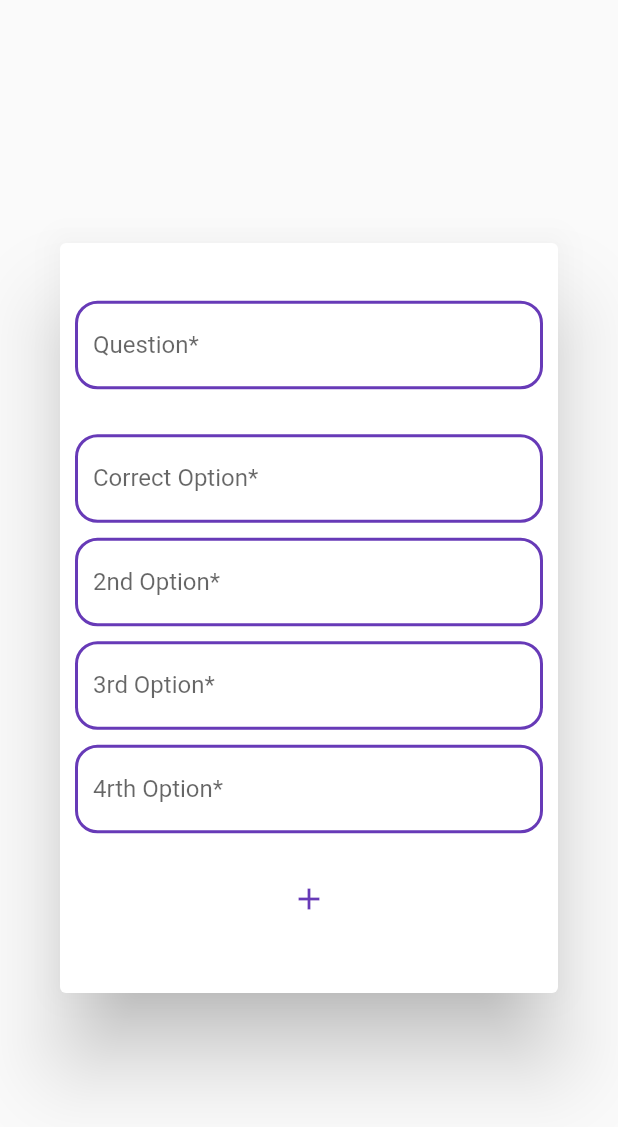
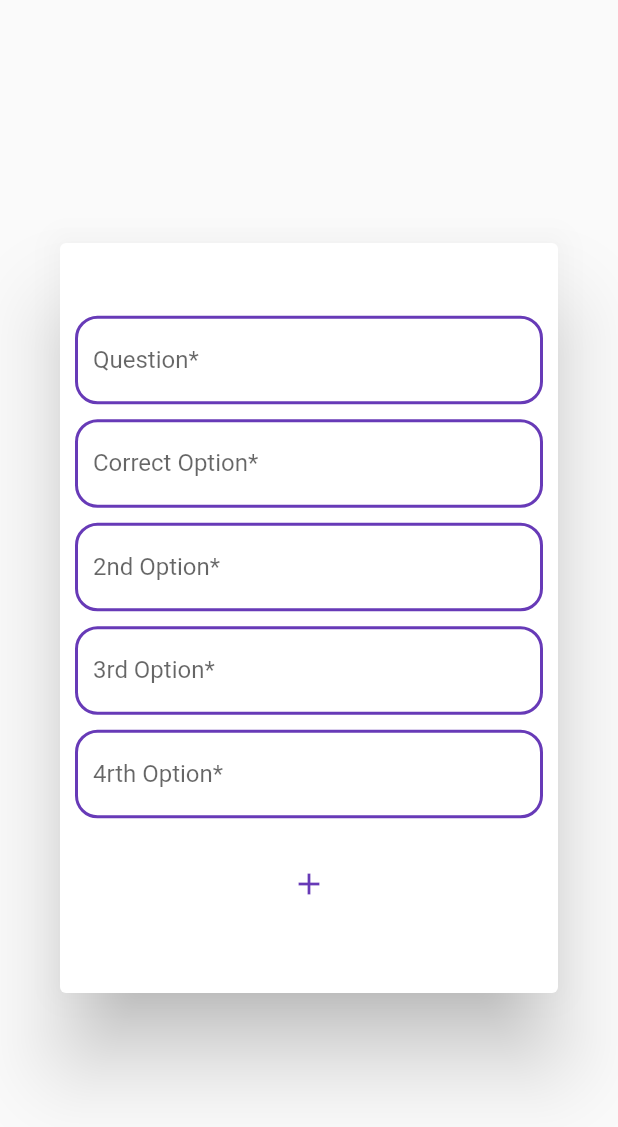
Before and after one commit to mUmarBaloch/QuizApp, a Flutter app: the AddQuizDialog widget shown alone on an empty page, opened directly, on a phone screen of 412 x 824 dp. Shown: the top 1127 px of the screen. Run offline on Flutter 3.47's test engine with Material 2 defaults, Android fonts, the phone set to English and light mode, and no system bars; our stand-ins replace shared_preferences; accounts and stored records are empty.

Commit message:
increased readability in addQuiz/views/admin

```diff
--- a/lib/Features/admin/view/addQuiz_dialog.dart
+++ b/lib/Features/admin/view/addQuiz_dialog.dart
@@ -1,13 +1,7 @@
-import 'dart:ffi';
-
 import 'package:basic_app/Features/admin/controller/logics.dart';
-import 'package:basic_app/Features/admin/controller/state_management.dart';
 import 'package:basic_app/Features/admin/view/widgets.dart';
-import 'package:basic_app/core/data/local_db.dart';
-import 'package:basic_app/core/data/temp_data.dart';
 import 'package:basic_app/core/model/quiz_model.dart';
 import 'package:basic_app/core/model/quiz_option_model.dart';
-import 'package:basic_app/shared/styles.dart';
 import 'package:flutter/material.dart';
 
 class AddQuizDialog extends StatelessWidget {
@@ -25,41 +19,14 @@ class AddQuizDialog extends StatelessWidget {
         height: 500,
         width: double.infinity,
         child: Column(
-          mainAxisAlignment: MainAxisAlignment.center,
-          children: [
-            inputField(_questionController, 'Question*'),
-            SizedBox(
-              height: 30,
-            ),
-            inputField(_correctOptionController, 'Correct Option*'),
-            SizedBox(
-              height: 10,
-            ),
-            inputField(_secondOptionController, '2nd Option*'),
-            SizedBox(
-              height: 10,
-            ),
-            inputField(_thirdOptionController, '3rd Option*'),
-            SizedBox(
-              height: 10,
-            ),
-            inputField(_forthOptionController, '4rth Option*'),
-            SizedBox(
-              height: 20,
-            ),
-            IconButton(
-              onPressed: () {
-                var _quizOption, _quiz;
-                _quizOption = addOptions();
-                _quiz = addQuiz(_quizOption);
-                methods.addQuiz(_quiz);
-                Navigator.pop(context);
-              },
-              icon: Icon(Icons.add),
-              color: Colors.deepPurple,
-            ),
-          ],
-        ),
+            mainAxisAlignment: MainAxisAlignment.center,
+            children: customForm(
+                    _questionController,
+                    _correctOptionController,
+                    _secondOptionController,
+                    _thirdOptionController,
+                    _forthOptionController) +
+                addBtn(context, addOptions, addQuiz, methods)),
       ),
     );
   }
--- a/lib/Features/admin/view/quiz_list_screen.dart
+++ b/lib/Features/admin/view/quiz_list_screen.dart
@@ -8,7 +8,7 @@ import 'package:flutter/material.dart';
 import 'addQuiz_dialog.dart';
 
 class QuizListScreen extends StatelessWidget {
-  AdminLogics methods = AdminLogics();
+  final AdminLogics methods = AdminLogics();
   @override
   Widget build(BuildContext context) {
     return Scaffold(
--- a/lib/Features/admin/view/widgets.dart
+++ b/lib/Features/admin/view/widgets.dart
@@ -7,3 +7,48 @@ TextField inputField(controller, hint) {
     decoration: inputDecoration().copyWith(labelText: '$hint'),
   );
 }
+
+List<Widget> customForm(
+        _questionController,
+        _correctOptionController,
+        _secondOptionController,
+        _thirdOptionController,
+        _forthOptionController) =>
+    [
+      inputField(_questionController, 'Question*'),
+      SizedBox(
+        height: 10,
+      ),
+      inputField(_correctOptionController, 'Correct Option*'),
+      SizedBox(
+        height: 10,
+      ),
+      inputField(_secondOptionController, '2nd Option*'),
+      SizedBox(
+        height: 10,
+      ),
+      inputField(_thirdOptionController, '3rd Option*'),
+      SizedBox(
+        height: 10,
+      ),
+      inputField(_forthOptionController, '4rth Option*'),
+      SizedBox(
+        height: 20,
+      ),
+    ];
+
+List<Widget> addBtn(BuildContext context, addOptions, addQuiz, methods) {
+  return [
+    IconButton(
+      onPressed: () {
+        var _quizOption, _quiz;
+        _quizOption = addOptions();
+        _quiz = addQuiz(_quizOption);
+        methods.addQuiz(_quiz);
+        Navigator.pop(context);
+      },
+      icon: Icon(Icons.add),
+      color: Colors.deepPurple,
+    )
+  ];
+}
--- a/lib/core/model/quiz_model.dart
+++ b/lib/core/model/quiz_model.dart
@@ -1,5 +1,3 @@
-import 'package:flutter/foundation.dart';
-
 import 'quiz_option_model.dart';
 
 class Quiz {
```
